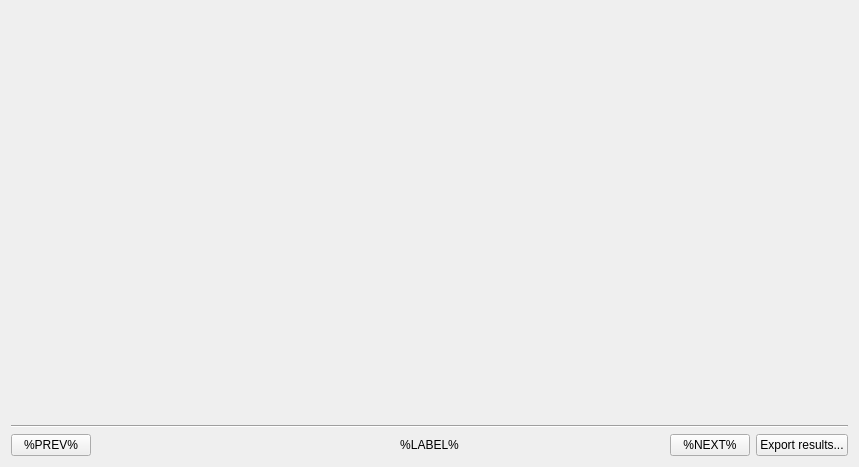
The window that Code/Mantid/MantidQt/CustomInterfaces/inc/MantidQtCustomInterfaces/Muon/ALCInterface.ui (mantidproject/mantid) describes before a commit, drawn with Qt 5.
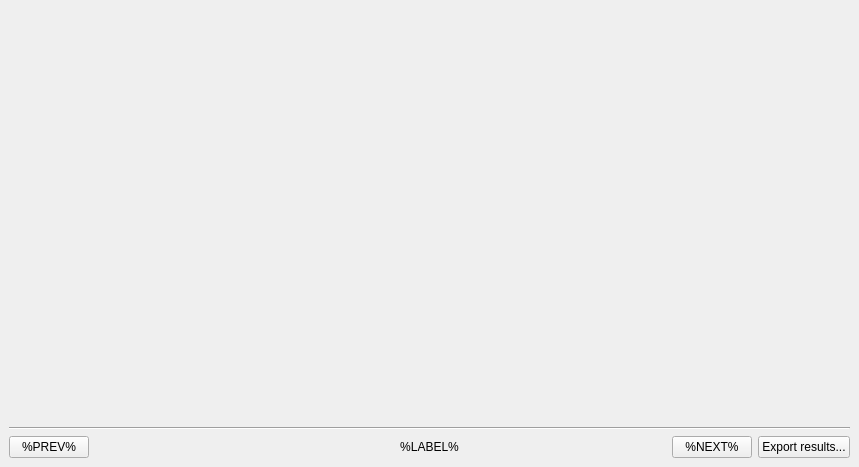
The same window after the commit.

```diff
--- a/Code/Mantid/MantidQt/CustomInterfaces/inc/MantidQtCustomInterfaces/Muon/ALCInterface.ui
+++ b/Code/Mantid/MantidQt/CustomInterfaces/inc/MantidQtCustomInterfaces/Muon/ALCInterface.ui
@@ -1,7 +1,7 @@
 <?xml version="1.0" encoding="UTF-8"?>
 <ui version="4.0">
  <class>ALCInterface</class>
- <widget class="QWidget" name="ALCInterface">
+ <widget class="QMainWindow" name="ALCInterface">
   <property name="geometry">
    <rect>
     <x>0</x>
@@ -13,6 +13,7 @@
   <property name="windowTitle">
    <string>ALC Analysis</string>
   </property>
+  <widget class="QWidget" name="centralwidget">
   <layout class="QVBoxLayout" name="verticalLayout">
    <item>
     <widget class="QStackedWidget" name="stepView">
@@ -107,6 +108,7 @@
     </layout>
    </item>
   </layout>
+  </widget>
  </widget>
  <resources/>
  <connections/>
```
